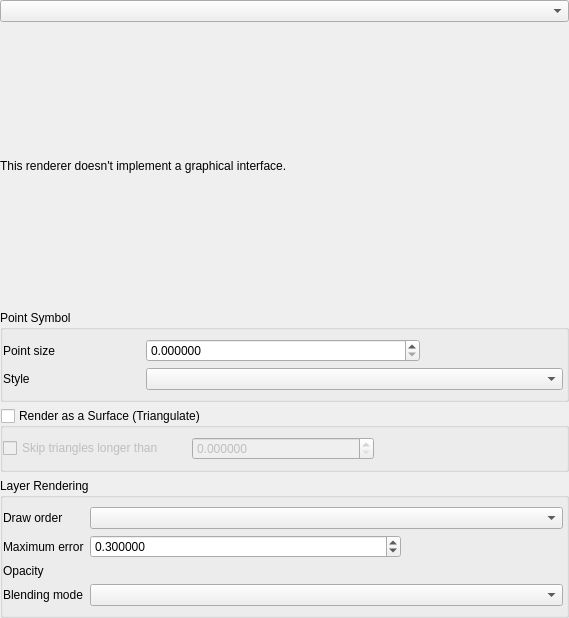
Before: the Qt Designer form src/ui/pointcloud/qgspointcloudrendererpropsdialogbase.ui in qgis/QGIS, drawn with Qt 5.
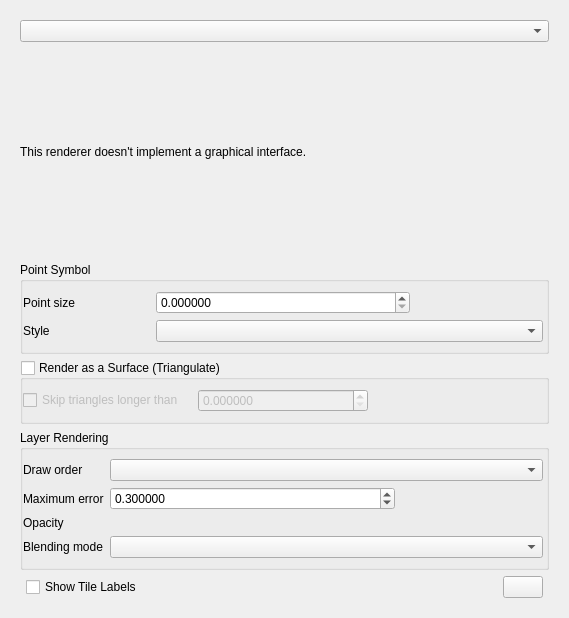
After: the same form once the commit is applied. Custom widgets are drawn as their Qt base class.

Commit message: Rework showLabels flag once more & connect it to widget

Patch:
```diff
--- a/src/ui/pointcloud/qgspointcloudrendererpropsdialogbase.ui
+++ b/src/ui/pointcloud/qgspointcloudrendererpropsdialogbase.ui
@@ -13,37 +13,11 @@
   <property name="windowTitle">
    <string>Renderer Settings</string>
   </property>
-  <layout class="QVBoxLayout" name="verticalLayout_5">
-   <property name="leftMargin">
-    <number>0</number>
-   </property>
-   <property name="topMargin">
-    <number>0</number>
-   </property>
-   <property name="rightMargin">
-    <number>0</number>
-   </property>
-   <property name="bottomMargin">
-    <number>0</number>
-   </property>
+  <layout class="QVBoxLayout" name="verticalLayout_2">
    <item>
     <widget class="QStackedWidget" name="mainStack">
      <widget class="QWidget" name="page">
-      <layout class="QVBoxLayout" name="verticalLayout_4">
-       <property name="leftMargin">
-        <number>0</number>
-       </property>
-       <property name="topMargin">
-        <number>0</number>
-       </property>
-       <property name="rightMargin">
-        <number>0</number>
-       </property>
-       <property name="bottomMargin">
-        <number>0</number>
-       </property>
-       <item>
-        <layout class="QVBoxLayout" name="verticalLayout_2">
+      <layout class="QVBoxLayout" name="verticalLayout_3">
          <item>
           <layout class="QHBoxLayout" name="horizontalLayout">
            <item>
@@ -295,6 +269,41 @@
              </widget>
             </item>
            </layout>
+        </widget>
+       </item>
+       <item>
+        <layout class="QHBoxLayout" name="labelLayout">
+         <property name="leftMargin">
+          <number>6</number>
+         </property>
+         <property name="rightMargin">
+          <number>6</number>
+         </property>
+         <item>
+          <widget class="QCheckBox" name="mLabels">
+           <property name="text">
+            <string>Show Tile Labels</string>
+           </property>
+          </widget>
+         </item>
+         <item>
+          <spacer name="horizontalSpacer">
+           <property name="orientation">
+            <enum>Qt::Horizontal</enum>
+           </property>
+           <property name="sizeHint" stdset="0">
+            <size>
+             <width>40</width>
+             <height>20</height>
+            </size>
+           </property>
+          </spacer>
+         </item>
+         <item>
+          <widget class="QPushButton" name="mLabelOptions">
+           <property name="text">
+            <string/>
+           </property>
           </widget>
          </item>
         </layout>
```
Lines whose indentation alone changed are shown as unchanged. The commit also changes 10 other files.
